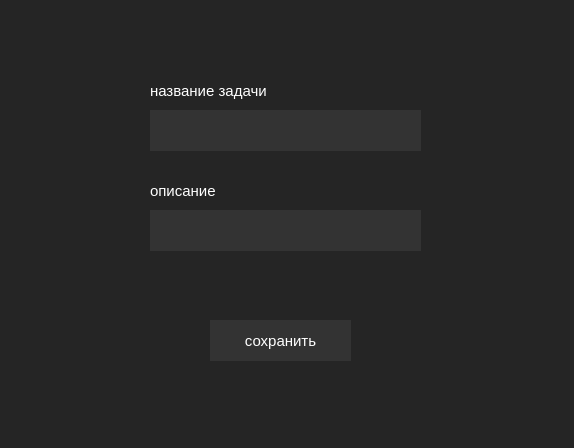
This is untitled/forms/form.ui in skulweq/project_taskmanager as Qt 5 draws it before an edit. The edited form follows.
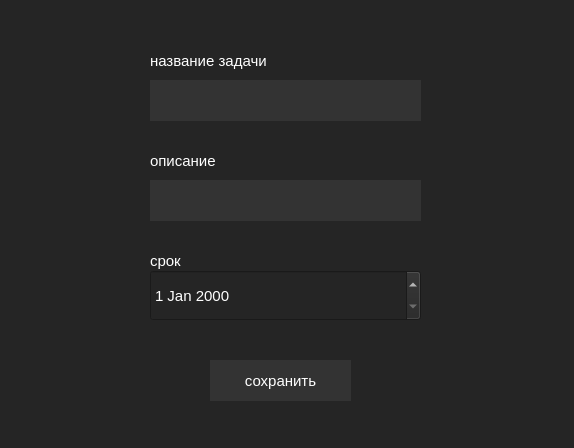
This is the edited form.

The edit to the form file:
```diff
--- a/untitled/forms/form.ui
+++ b/untitled/forms/form.ui
@@ -20,7 +20,7 @@
    <property name="geometry">
     <rect>
      <x>210</x>
-     <y>320</y>
+     <y>360</y>
      <width>141</width>
      <height>41</height>
     </rect>
@@ -49,7 +49,7 @@
    <property name="geometry">
     <rect>
      <x>150</x>
-     <y>110</y>
+     <y>80</y>
      <width>271</width>
      <height>41</height>
     </rect>
@@ -71,7 +71,7 @@
    <property name="geometry">
     <rect>
      <x>150</x>
-     <y>210</y>
+     <y>180</y>
      <width>271</width>
      <height>41</height>
     </rect>
@@ -93,7 +93,7 @@
    <property name="geometry">
     <rect>
      <x>150</x>
-     <y>80</y>
+     <y>50</y>
      <width>131</width>
      <height>21</height>
     </rect>
@@ -116,7 +116,7 @@
    <property name="geometry">
     <rect>
      <x>150</x>
-     <y>180</y>
+     <y>150</y>
      <width>71</width>
      <height>21</height>
     </rect>
@@ -135,6 +135,49 @@
     <string>описание</string>
    </property>
   </widget>
+  <widget class="QLabel" name="label_3">
+   <property name="geometry">
+    <rect>
+     <x>150</x>
+     <y>250</y>
+     <width>71</width>
+     <height>21</height>
+    </rect>
+   </property>
+   <property name="font">
+    <font>
+     <pointsize>11</pointsize>
+    </font>
+   </property>
+   <property name="styleSheet">
+    <string notr="true">QLabel {
+	color: white;
+}</string>
+   </property>
+   <property name="text">
+    <string>срок</string>
+   </property>
+  </widget>
+  <widget class="QDateEdit" name="dateEdit">
+   <property name="geometry">
+    <rect>
+     <x>150</x>
+     <y>270</y>
+     <width>271</width>
+     <height>51</height>
+    </rect>
+   </property>
+   <property name="font">
+    <font>
+     <pointsize>11</pointsize>
+    </font>
+   </property>
+   <property name="styleSheet">
+    <string notr="true">QDateEdit {
+	color: white;
+}</string>
+   </property>
+  </widget>
  </widget>
  <resources/>
  <connections/>
```
